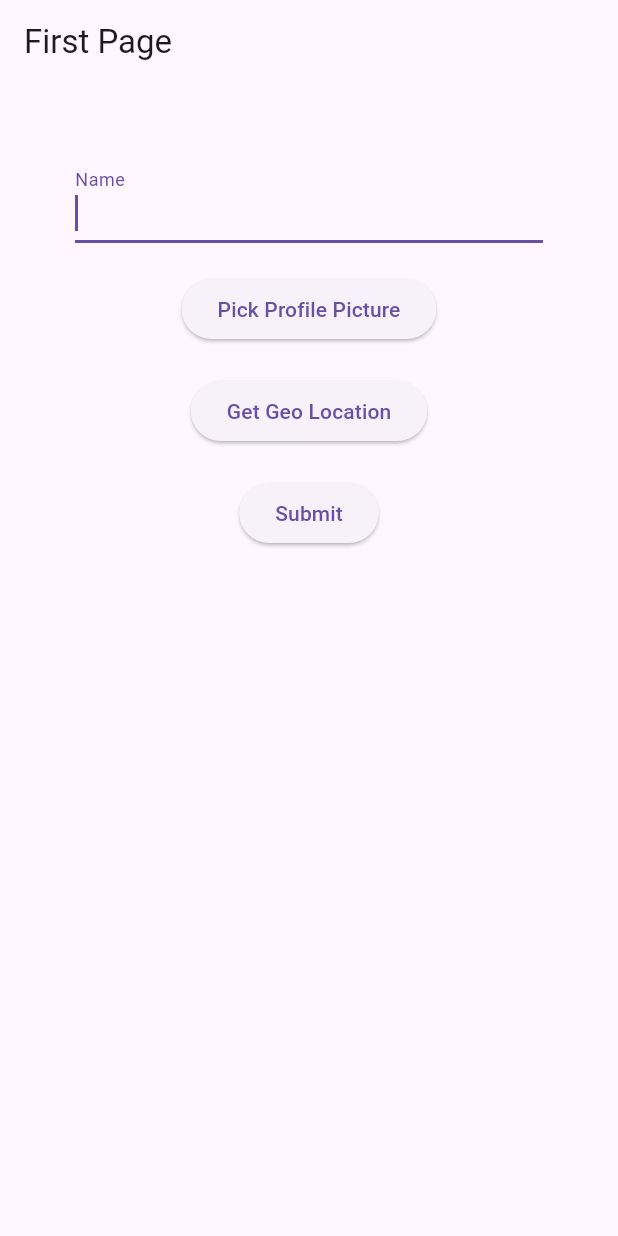
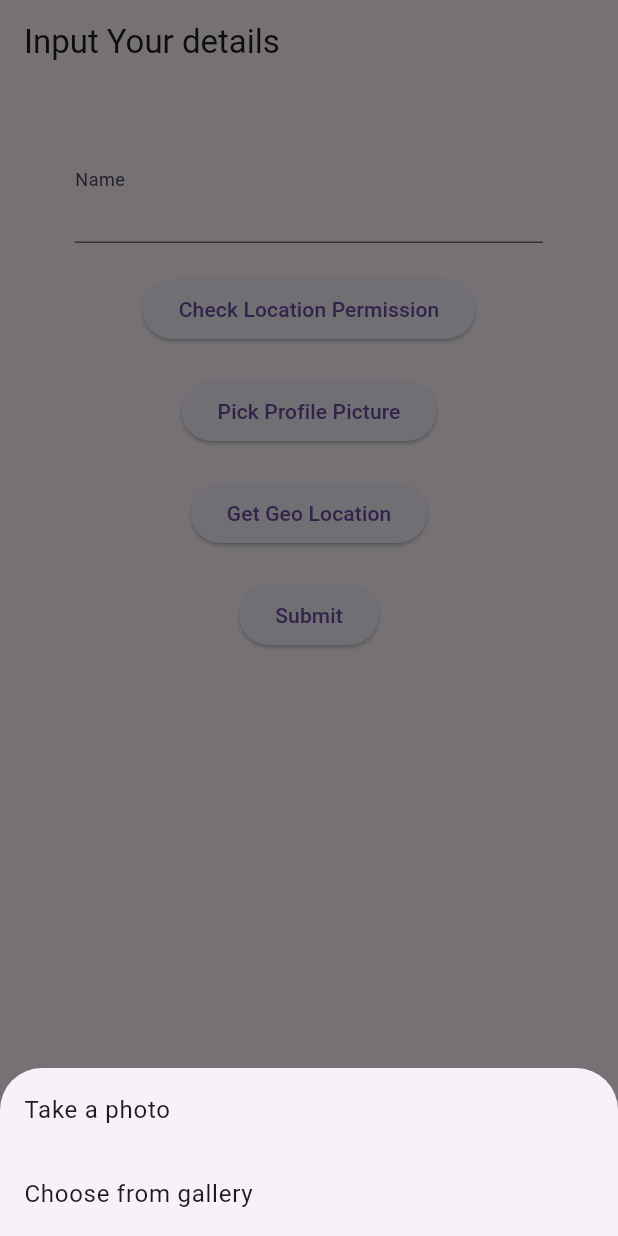
Before and after one commit to balu9032/assignment_2, a Flutter app: the screen it shows after launch, after a tap on "Pick Profile Picture", on a phone screen of 412 x 824 dp. Run offline on Flutter 3.47's test engine with Material 3 defaults, Android fonts, the phone set to English and light mode, and no system bars; our stand-ins replace geolocator, get, google_maps_flutter, image_picker, permission_handler.

Commit message:
assignment 3 added

```diff
--- /dev/null
+++ b/lib/functions/get_current_location.dart
@@ -0,0 +1,21 @@
+import 'package:geolocator/geolocator.dart';
+import 'package:google_maps_flutter/google_maps_flutter.dart';
+
+LatLng? currentLocation;
+bool servicePermission = false;
+late LocationPermission permission;
+Future<LatLng?> getCurrentLocation() async {
+  servicePermission = await Geolocator.isLocationServiceEnabled();
+  if (!servicePermission) {}
+  permission = await Geolocator.checkPermission();
+
+  if (permission == LocationPermission.denied) {
+    permission = await Geolocator.requestPermission();
+    if (permission == LocationPermission.denied) {
+      return Future.error('Location permissions are denied.');
+    }
+  }
+  Position location = await Geolocator.getCurrentPosition();
+  currentLocation = LatLng(location.latitude, location.longitude);
+  return currentLocation;
+}
--- a/lib/main.dart
+++ b/lib/main.dart
@@ -1,6 +1,7 @@
 import 'package:assignment_2/routes/routes.dart';
 import 'package:assignment_2/screens/display_screen.dart';
 import 'package:assignment_2/screens/home_screen.dart';
+import 'package:assignment_2/screens/maps.dart';
 import 'package:flutter/material.dart';
 import 'package:get/get.dart';
 
@@ -12,7 +13,12 @@ class MyApp extends StatelessWidget {
   MyApp({super.key});
   final getPages = [
     GetPage(name: Routes.screen1, page: () => const HomeScreen()),
-    GetPage(name: Routes.screen2, page: () => DisplayScreen())
+    GetPage(name: Routes.screen2, page: () => DisplayScreen()),
+    GetPage(
+        name: Routes.screen3,
+        page: () => const FindLocation(
+              currentlocation: null,
+            ))
   ];
   @override
   Widget build(BuildContext context) {
--- a/lib/routes/routes.dart
+++ b/lib/routes/routes.dart
@@ -1,4 +1,5 @@
 class Routes {
   static String screen1 = '/home_screen.dart';
   static String screen2 = '/display_screen.dart';
+  static String screen3 = '/maps.dart';
 }
--- a/lib/screens/home_screen.dart
+++ b/lib/screens/home_screen.dart
@@ -1,26 +1,51 @@
 import 'package:assignment_2/controllers/inputcontroller.dart';
+import 'package:assignment_2/functions/get_current_location.dart';
 import 'package:assignment_2/screens/display_screen.dart';
+import 'package:assignment_2/screens/maps.dart';
 import 'package:flutter/material.dart';
 import 'package:get/get.dart';
+import 'package:google_maps_flutter/google_maps_flutter.dart';
 import 'package:image_picker/image_picker.dart'; // For image picking
-import 'package:geolocator/geolocator.dart'; // For geolocation
+import 'package:permission_handler/permission_handler.dart'; // For geolocation
 
 final UserController userController = Get.put(UserController());
 TextEditingController nameEditingController = TextEditingController();
 SnackbarController? snackbarController;
-String inputname = '';
-var location = '';
-var imagelocation = '';
 
 class HomeScreen extends StatelessWidget {
   const HomeScreen({super.key});
 
   @override
   Widget build(BuildContext context) {
+    LatLng? currentLocation;
+
     return MaterialApp(
       home: Scaffold(
+        floatingActionButton: Padding(
+          padding: const EdgeInsets.all(8.0),
+          child: FloatingActionButton(
+            onPressed: () {
+              Get.to(() => FindLocation(
+                    currentlocation: currentLocation,
+                  ));
+            },
+            child: const Padding(
+              padding: EdgeInsets.all(8.0),
+              child: Column(
+                children: [
+                  Icon(Icons.merge_sharp),
+                  Expanded(
+                    child: Text(
+                      'Maps',
+                    ),
+                  )
+                ],
+              ),
+            ),
+          ),
+        ),
         appBar: AppBar(
-          title: const Text('First Page'),
+          title: const Text('Input Your details'),
         ),
         body: SingleChildScrollView(
           child: Center(
@@ -38,8 +63,22 @@ class HomeScreen extends StatelessWidget {
                         labelText: 'Name'),
                     onChanged: (value) {
                       userController.name.value = value;
-                      inputname = value;
                     },
+                  ),
+                  const SizedBox(
+                    height: 20,
+                  ),
+                  ElevatedButton(
+                    onPressed: () async {
+                      // Check location permission status
+                      var status = await Permission.location.isGranted;
+                      snackbarController = Get.snackbar(
+                        'Status',
+                        'Location Permission Status: $status',
+                        duration: const Duration(milliseconds: 1000),
+                      );
+                    },
+                    child: const Text('Check Location Permission'),
                   ),
                   const SizedBox(
                     height: 20,
@@ -47,29 +86,45 @@ class HomeScreen extends StatelessWidget {
                   ElevatedButton(
                       child: const Text('Pick Profile Picture'),
                       onPressed: () async {
-                      final pickedImage = await ImagePicker()
-                          .pickImage(source: ImageSource.gallery);
-                      if (pickedImage != null) {
-                        // snackbarController?.close();
+                        final source = await showModalBottomSheet<ImageSource>(
+                          context: context,
+                          builder: (context) => Column(
+                            mainAxisSize: MainAxisSize.min,
+                            children: [
+                              ListTile(
+                                title: const Text('Take a photo'),
+                                onTap: () =>
+                                    Navigator.pop(context, ImageSource.camera),
+                              ),
+                              ListTile(
+                                title: const Text('Choose from gallery'),
+                                onTap: () =>
+                                    Navigator.pop(context, ImageSource.gallery),
+                              ),
+                            ],
+                          ),
+                        );
+
+                        // If the user selected a source, then pick an image from that source.
+                        if (source != null) {
+                          final image = await ImagePicker()
+                              .pickImage(source: source, imageQuality: 50);
+                          if (image != null) {
+                            userController.profilePicture.value = image.path;
+                          }
                           snackbarController = Get.snackbar(
                             'Status',
-                          'Image upload success',
+                            'Photo upload success',
                             duration: const Duration(milliseconds: 1000),
                           );
-                        userController.profilePicture.value = pickedImage.path;
                         }
-                    },
-                  ),
+                      }),
                   const SizedBox(
                     height: 20,
                   ),
                   ElevatedButton(
-                    child: const Text('Get Geo Location'),
                       onPressed: () async {
-                      try {
-                        final position = await Geolocator.getCurrentPosition(
-                            desiredAccuracy: LocationAccuracy.high);
-                        // snackbarController?.close();
+                        currentLocation = await getCurrentLocation();
                         snackbarController = Get.snackbar(
                           'Status',
                           'Geo Location fetch and upload success',
@@ -77,26 +132,19 @@ class HomeScreen extends StatelessWidget {
                         );
 
                         userController.geoLocation.value =
-                            'Latitude: ${position.latitude}, Longitude: ${position.longitude}';
-                        location = position.toString();
-                      } catch (error) {
-                        // Handle error
-                      }
+                            'Latitude: ${currentLocation?.latitude}, Longitude: ${currentLocation?.longitude}';
                       },
-                  ),
+                      child: const Text('Get Geo Location')),
                   const SizedBox(
                     height: 20,
                   ),
                   ElevatedButton(
                     child: const Text('Submit'),
                     onPressed: () {
-                      if (userController.name.isNotEmpty ||
-                          userController.geoLocation.isNotEmpty ||
-                          userController.profilePicture.isNotEmpty) {
-                        Get.offAll(DisplayScreen());
-                      } else {
-                        // ScaffoldMessenger.of(context).showSnackBar(snackBar());
-                      }
+                      Get.offAll(
+                        () => DisplayScreen(),
+                        // arguments: [inputname.toString()]
+                      );
                     },
                   ),
                 ],
--- a/pubspec.yaml
+++ b/pubspec.yaml
@@ -38,6 +38,9 @@ dependencies:
   get: ^4.6.6
   image_picker: ^1.0.7
   geolocator: ^10.1.0
+  permission_handler: ^11.2.0
+  google_maps_flutter: ^2.5.3
+  google_maps_webservice: ^0.0.20-nullsafety.5
 
 dev_dependencies:
   flutter_test:
@@ -48,7 +51,7 @@ dev_dependencies:
   # activated in the `analysis_options.yaml` file located at the root of your
   # package. See that file for information about deactivating specific lint
   # rules and activating additional ones.
-  flutter_lints: ^2.0.0
+  flutter_lints: ^3.0.1
 
 # For information on the generic Dart part of this file, see the
 # following page: https://dart.dev/tools/pub/pubspec
```
Also changed, not shown: lib/screens/display_screen.dart (+4 -3 lines), lib/screens/maps.dart (added, +163 -0 lines), pubspec.lock, 4 other files. Lines whose indentation alone changed are shown as unchanged.
